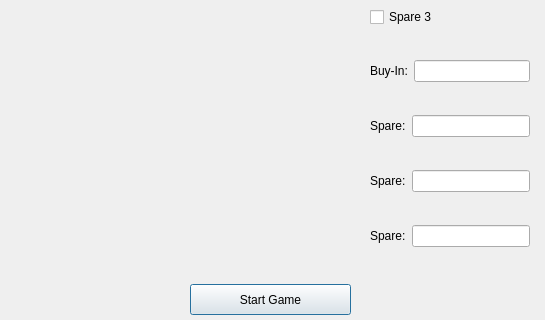
Before: the Qt Designer form game_creator.ui in Foul-Trouble/poker_scoretracker, drawn with Qt 5; both pictures show x 0 to 545 and y 156 to 476 of the 545 by 476 pixel window.
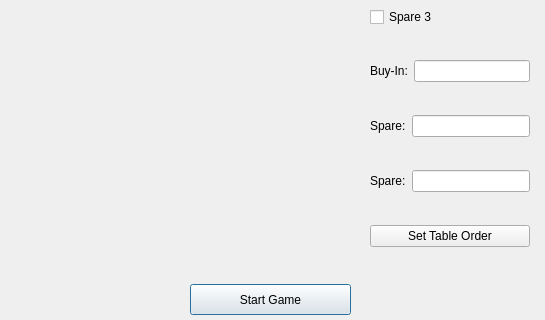
After: the same form once the commit is applied.

Diff of the .ui file:
```diff
--- a/game_creator.ui
+++ b/game_creator.ui
@@ -137,15 +137,12 @@
     <item>
      <layout class="QHBoxLayout" name="horizontalLayout_4">
       <item>
-       <widget class="QLabel" name="label_7">
+       <widget class="QPushButton" name="pushButton">
         <property name="text">
-         <string>Spare:</string>
+         <string>Set Table Order</string>
         </property>
        </widget>
       </item>
-      <item>
-       <widget class="QLineEdit" name="lineEdit_4"/>
-      </item>
      </layout>
     </item>
    </layout>
```
